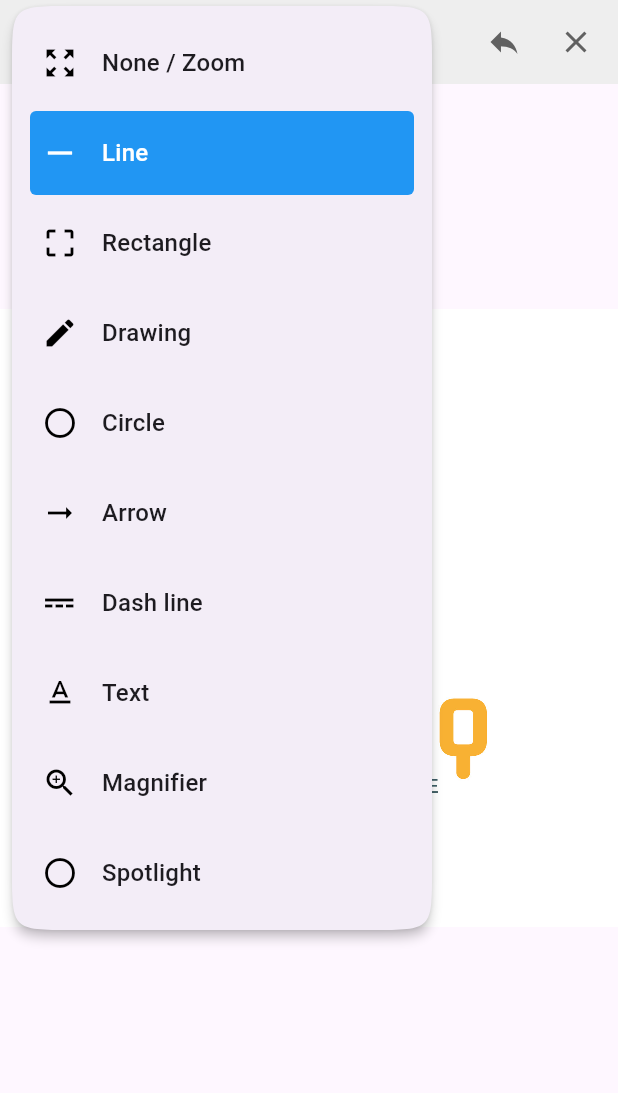
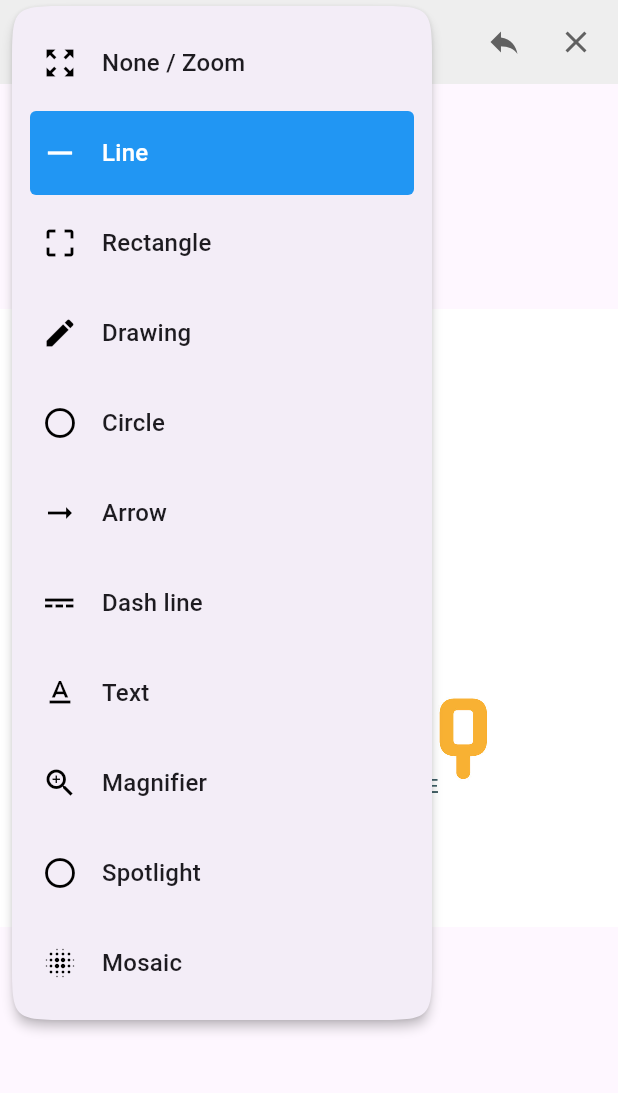
Before and after one commit to SiamMahmud/m4_image_painter, a Flutter app: the screen it shows after launch, after a tap on the "horizontal rule" icon, on a phone screen of 412 x 824 dp, the part 84-1177 px from its top. Run offline on Flutter 3.47's test engine with Material 3 defaults, Android fonts, the phone set to English and light mode, and no system bars; our stand-ins replace open_file; missing offline and left inert: dart:html, dart:js.

Commit message:
Added mosiac

```diff
--- a/lib/src/_image_painter.dart
+++ b/lib/src/_image_painter.dart
@@ -1,3 +1,4 @@
+import 'dart:math';
 import 'dart:ui';
 
 import 'package:flutter/material.dart' hide Image;
@@ -107,7 +108,54 @@ class DrawImage extends CustomPainter {
         case PaintMode.spotlight:
           break;
 
+        case PaintMode.mosaic:
+          final center = item.offsets[0]!;
+          final radius = 120.0;
+          final blockSize = item.mosaicBlockSize;
 
+          final image = _controller.image!;
+          final imgW = image.width.toDouble();
+          final imgH = image.height.toDouble();
+
+          final random = Random(center.dx.toInt() + center.dy.toInt());
+
+          canvas.save();
+
+          canvas.clipPath(
+            Path()..addOval(Rect.fromCircle(center: center, radius: radius)),
+          );
+
+          for (
+            double x = center.dx - radius;
+            x < center.dx + radius;
+            x += blockSize
+          ) {
+            for (
+              double y = center.dy - radius;
+              y < center.dy + radius;
+              y += blockSize
+            ) {
+              // Slight random offset inside block
+              final jitterX = random.nextDouble() * blockSize;
+              final jitterY = random.nextDouble() * blockSize;
+
+              final sx = (x + jitterX).clamp(0.0, imgW - 1);
+              final sy = (y + jitterY).clamp(0.0, imgH - 1);
+
+              final srcRect = Rect.fromLTWH(sx, sy, 1, 1);
+              final dstRect = Rect.fromLTWH(x, y, blockSize, blockSize);
+
+              canvas.drawImageRect(
+                image,
+                srcRect,
+                dstRect,
+                Paint()..filterQuality = FilterQuality.none,
+              );
+            }
+          }
+
+          canvas.restore();
+          break;
 
         case PaintMode.text:
           final textSpan = TextSpan(
@@ -312,6 +360,7 @@ enum PaintMode {
   dashLine,
   magnifier,
   spotlight,
+  mosaic,
 }
 
 ///[PaintInfo] keeps track of a single unit of shape, whichever selected.
@@ -328,6 +377,8 @@ class PaintInfo {
   double magnifierRadius;
 
   double magnifierScale;
+
+  double mosaicBlockSize;
 
   ///Used to save offsets.
   ///Two point in case of other shapes and list of points for [FreeStyle].
@@ -362,5 +413,6 @@ class PaintInfo {
     this.fill = false,
     this.magnifierRadius = 120,
     this.magnifierScale = 3.0,
+    this.mosaicBlockSize = 32,
   });
 }
--- a/lib/src/_paint_over_image.dart
+++ b/lib/src/_paint_over_image.dart
@@ -721,6 +721,18 @@ class ImagePainterState extends State<ImagePainter> {
         ),
       );
     }
+    else if (_controller.mode == PaintMode.mosaic) {
+      _addPaintHistory(
+        PaintInfo(
+          mode: PaintMode.mosaic,
+          offsets: [_controller.start],
+          color: Colors.transparent,
+          strokeWidth: 0,
+          mosaicBlockSize: 14,
+        ),
+      );
+    }
+
 
     _controller.resetStartAndEnd();
   }
--- a/lib/src/delegates/text_delegate.dart
+++ b/lib/src/delegates/text_delegate.dart
@@ -9,6 +9,7 @@ class TextDelegate {
   final String text = "Text";
   final String magnifier = "Magnifier";
   final String spotlight = "Spotlight";
+  final String mosaic = "Mosaic";
   final String changeMode = "Change Mode";
   final String changeColor = "Change Color";
   final String changeBrushSize = "Change Brush Size";
--- a/lib/src/widgets/_mode_widget.dart
+++ b/lib/src/widgets/_mode_widget.dart
@@ -104,6 +104,12 @@ List<ModeData> paintModes(TextDelegate textDelegate) => [
     mode: PaintMode.spotlight,
     label: textDelegate.spotlight,
   ),
+  ModeData(
+    icon: Icons.blur_on,
+    mode: PaintMode.mosaic,
+    label: textDelegate.mosaic,
+  ),
+
 ];
 
 @immutable
```
